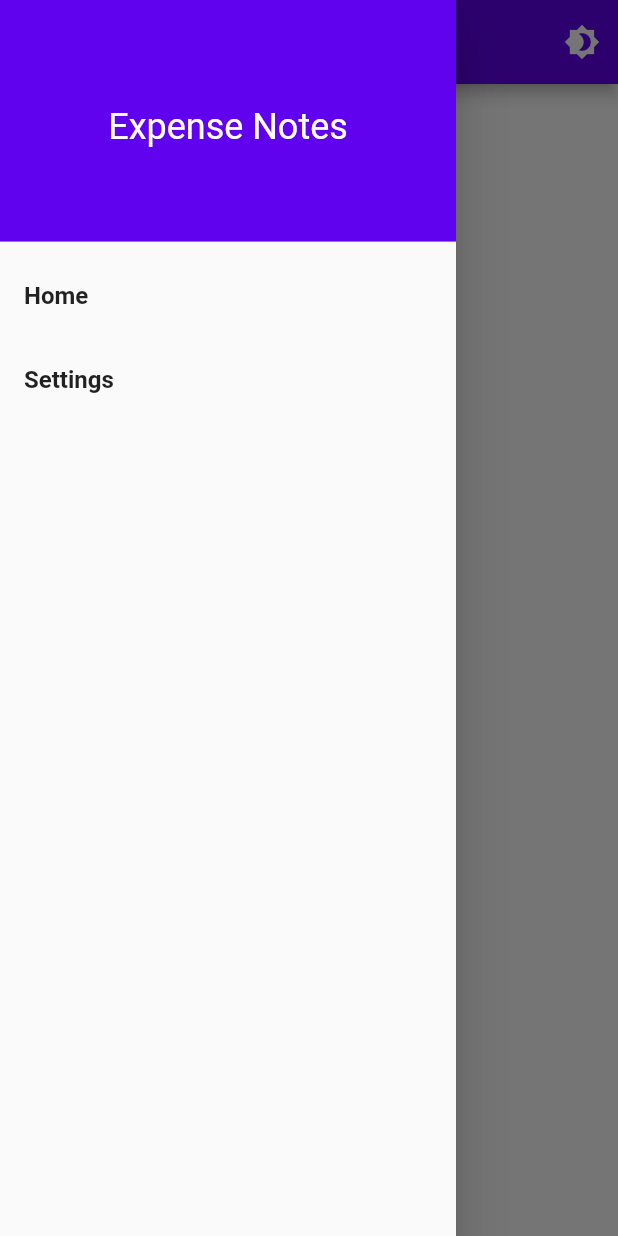
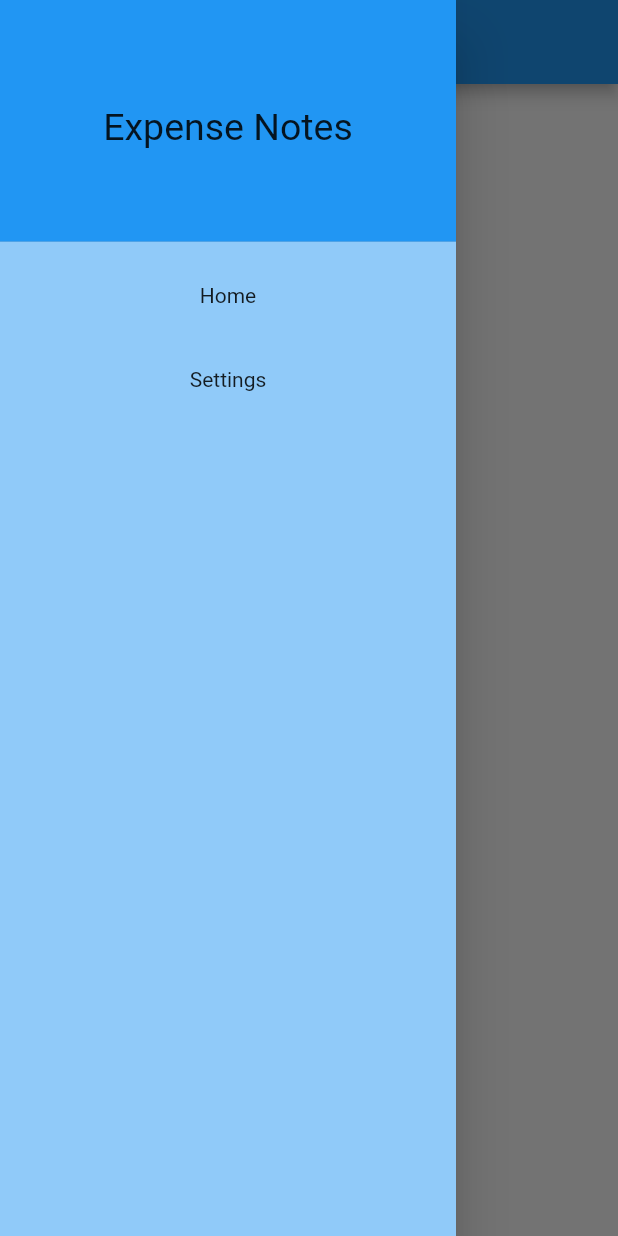
Before and after one commit to kiettruong-bbv/flutter, a Flutter app: the screen it shows after launch, with the side drawer open, on a phone screen of 412 x 824 dp. Run offline on Flutter 3.47's test engine with Material 2 defaults, Android fonts, the phone set to English and light mode, and no system bars; our stand-ins replace fl_chart.

Commit message:
Updated platform theme based on system.

```diff
--- a/expense_notes/lib/main.dart
+++ b/expense_notes/lib/main.dart
@@ -1,9 +1,8 @@
 import 'package:expense_notes/model/transaction_model.dart';
 import 'package:expense_notes/routes.dart';
-import 'package:expense_notes/style/theme_config.dart';
-import 'package:expense_notes/style/custom_theme.dart';
+import 'package:expense_notes/widget/platform_widget/platform_app.dart';
+import 'package:flutter/cupertino.dart';
 import 'package:flutter/material.dart';
-import 'package:expense_notes/view/home_screen.dart';
 import 'package:provider/provider.dart';
 
 void main() {
@@ -30,21 +29,12 @@ class _MyAppState extends State<MyApp> {
   @override
   void initState() {
     super.initState();
-    currentTheme.addListener(() {
-      setState(() {});
-    });
   }
 
   @override
   Widget build(BuildContext context) {
-    return MaterialApp(
-      title: 'Flutter Demo',
-      theme: CustomTheme.lightTheme,
-      darkTheme: CustomTheme.darkTheme,
-      themeMode: currentTheme.currentTheme,
-      initialRoute: Routes.ROOT,
-      onGenerateRoute: (settings) => routes.routePage(settings),
-      home: const HomeScreen(),
+    return PlatformApp(
+      routes: routes,
     );
   }
 }
--- a/expense_notes/lib/routes.dart
+++ b/expense_notes/lib/routes.dart
@@ -1,7 +1,5 @@
 // ignore_for_file: constant_identifier_names
 
-import 'package:expense_notes/main.dart';
-import 'package:expense_notes/model/transaction.dart';
 import 'package:expense_notes/view/detail_screen.dart';
 import 'package:expense_notes/view/home_screen.dart';
 import 'package:expense_notes/view/setting_screen.dart';
--- a/expense_notes/lib/view/add_transaction.dart
+++ b/expense_notes/lib/view/add_transaction.dart
@@ -1,4 +1,4 @@
-import 'package:expense_notes/widget/custom_button.dart';
+import 'package:expense_notes/widget/platform_widget/platform_button.dart';
 import 'package:flutter/material.dart';
 import 'package:expense_notes/model/transaction.dart';
 import 'package:expense_notes/widget/date_time_input.dart';
@@ -120,7 +120,7 @@ class _AddTransactionState extends State<AddTransaction> {
           SizedBox(
             width: double.infinity,
             height: 44,
-            child: CustomButton(
+            child: PlatformButton(
               onPressed: _isAddEnable ? _addProduct : null,
               child: Text(
                 'ADD',
--- a/expense_notes/lib/view/home_screen.dart
+++ b/expense_notes/lib/view/home_screen.dart
@@ -1,6 +1,7 @@
+import 'package:expense_notes/extension/platform_extension.dart';
 import 'package:expense_notes/widget/app_drawer.dart';
+import 'package:flutter/cupertino.dart';
 import 'package:flutter/material.dart';
-import '../style/theme_config.dart';
 
 class HomeScreen extends StatelessWidget {
   const HomeScreen({Key? key}) : super(key: key);
@@ -8,21 +9,34 @@ class HomeScreen extends StatelessWidget {
   @override
   Widget build(BuildContext context) {
     final ThemeData theme = Theme.of(context);
+    final CupertinoThemeData cupertinoThemeData = CupertinoTheme.of(context);
+
+    Color backgroundColor = isIOS()
+        ? cupertinoThemeData.scaffoldBackgroundColor
+        : theme.scaffoldBackgroundColor;
+
+    TextStyle? textStyle = isIOS()
+        ? cupertinoThemeData.textTheme.textStyle
+        : theme.textTheme.bodyText1;
 
     return Scaffold(
+      backgroundColor: backgroundColor,
       drawer: const AppDrawer(),
       appBar: AppBar(
-        title: const Text('Transaction List'),
+        title: const Text('Home Screen'),
         backgroundColor: theme.primaryColor,
-        actions: [
-          IconButton(
-            onPressed: () => currentTheme.toggleTheme(),
-            icon: const Icon(Icons.brightness_4),
-          )
-        ],
+        // actions: [
+        //   IconButton(
+        //     onPressed: () => currentTheme.toggleTheme(),
+        //     icon: const Icon(Icons.brightness_4),
+        //   )
+        // ],
       ),
-      body: const Center(
-        child: Text('Home Screen'),
+      body: Center(
+        child: Text(
+          'Home Screen',
+          style: textStyle,
+        ),
       ),
     );
   }
--- a/expense_notes/lib/widget/app_drawer.dart
+++ b/expense_notes/lib/widget/app_drawer.dart
@@ -1,60 +1,80 @@
+import 'package:expense_notes/extension/platform_extension.dart';
 import 'package:expense_notes/routes.dart';
+import 'package:expense_notes/widget/platform_widget/platform_theme.dart';
+import 'package:flutter/cupertino.dart';
 import 'package:flutter/material.dart';
+
+enum Section { home, settings }
 
 class AppDrawer extends StatelessWidget {
   const AppDrawer({Key? key}) : super(key: key);
 
   @override
   Widget build(BuildContext context) {
-    final ThemeData theme = Theme.of(context);
+    PlatformTheme theme = PlatformTheme.instance;
+    Color primaryColor = theme.getPrimaryColor(context);
+    Color backgroundColor = theme.getBackgroundAccentColor(context);
+    TextStyle? defaultTextStyle = theme.getDefaultTextStyle(context);
+    TextStyle? drawerTitle = theme.getDrawerTextStyle(context);
 
     return Drawer(
+      backgroundColor: backgroundColor,
       child: ListView(
         padding: EdgeInsets.zero,
         children: [
           DrawerHeader(
             decoration: BoxDecoration(
-              color: theme.primaryColor,
+              color: primaryColor,
             ),
             child: Center(
               child: Text(
                 'Expense Notes',
-                style: theme.textTheme.headline5
-                    ?.apply(color: theme.primaryColorLight),
+                style: drawerTitle,
               ),
             ),
           ),
           _buildDrawerItem(
-            context,
+            textStyle: defaultTextStyle,
             title: 'Home',
-            onTap: () =>
-                {Navigator.pushNamed(context, Routes.TRANSACTION_LIST_SCREEN)},
+            onTap: () => _navigateToSection(context, Section.home),
           ),
           _buildDrawerItem(
-            context,
+            textStyle: defaultTextStyle,
             title: 'Settings',
-            onTap: () => {Navigator.pushNamed(context, Routes.SETTING_SCREEN)},
+            onTap: () => _navigateToSection(context, Section.settings),
           ),
         ],
       ),
     );
   }
 
-  Widget _buildDrawerItem(
-    BuildContext context, {
+  Widget _buildDrawerItem({
+    TextStyle? textStyle,
     required String title,
     required VoidCallback onTap,
   }) {
-    final ThemeData theme = Theme.of(context);
-
     return ListTile(
-      title: Text(
-        title,
-        style: theme.textTheme.titleMedium?.copyWith(
-          fontWeight: FontWeight.bold,
+      title: Center(
+        child: Text(
+          title,
+          style: textStyle,
         ),
       ),
       onTap: onTap,
     );
   }
+
+  void _navigateToSection(BuildContext context, Section section) {
+    // Close drawer
+    Navigator.pop(context);
+
+    switch (section) {
+      case Section.home:
+        Navigator.pushNamed(context, Routes.TRANSACTION_LIST_SCREEN);
+        break;
+      case Section.settings:
+        Navigator.pushNamed(context, Routes.SETTING_SCREEN);
+        break;
+    }
+  }
 }
--- /dev/null
+++ b/expense_notes/lib/widget/platform_widget/platform_app.dart
@@ -0,0 +1,46 @@
+import 'package:expense_notes/routes.dart';
+import 'package:expense_notes/view/home_screen.dart';
+import 'package:expense_notes/widget/platform_widget/platform_widget.dart';
+import 'package:flutter/cupertino.dart';
+import 'package:flutter/material.dart';
+
+class PlatformApp extends PlatformWidget<CupertinoApp, MaterialApp> {
+  final Routes routes;
+
+  const PlatformApp({
+    Key? key,
+    required this.routes,
+  }) : super(key: key);
+
+  @override
+  MaterialApp createAndroidWidget(BuildContext context) {
+    return MaterialApp(
+      title: 'Expense Note',
+      theme: ThemeData(
+        brightness: Brightness.light,
+      ),
+      darkTheme: ThemeData(
+        brightness: Brightness.dark,
+      ),
+      themeMode: ThemeMode.system,
+      initialRoute: Routes.ROOT,
+      onGenerateRoute: (settings) => routes.routePage(settings),
+      home: const HomeScreen(),
+    );
+  }
+
+  @override
+  CupertinoApp createIosWidget(BuildContext context) {
+    return CupertinoApp(
+      title: 'Expense Note',
+      localizationsDelegates: const [
+        DefaultMaterialLocalizations.delegate,
+        DefaultCupertinoLocalizations.delegate,
+        DefaultWidgetsLocalizations.delegate,
+      ],
+      initialRoute: Routes.ROOT,
+      onGenerateRoute: (settings) => routes.routePage(settings),
+      home: const HomeScreen(),
+    );
+  }
+}
--- a/expense_notes/lib/widget/custom_button.dart
+++ b/expense_notes/lib/widget/platform_widget/platform_button.dart
@@ -1,13 +1,13 @@
 import 'package:expense_notes/style/custom_colors.dart';
-import 'package:expense_notes/widget/platform_widget.dart';
+import 'package:expense_notes/widget/platform_widget/platform_widget.dart';
 import 'package:flutter/cupertino.dart';
 import 'package:flutter/material.dart';
 
-class CustomButton extends PlatformWidget<CupertinoButton, ElevatedButton> {
+class PlatformButton extends PlatformWidget<CupertinoButton, ElevatedButton> {
   final VoidCallback? onPressed;
   final Widget child;
 
-  const CustomButton({
+  const PlatformButton({
     Key? key,
     this.onPressed,
     required this.child,
--- /dev/null
+++ b/expense_notes/lib/widget/platform_widget/platform_theme.dart
@@ -0,0 +1,118 @@
+import 'package:flutter/cupertino.dart';
+import 'package:flutter/material.dart';
+import 'package:expense_notes/extension/platform_extension.dart';
+
+abstract class PlatformThemeInterface {
+  Color getPrimaryColor();
+  Color getBackgroundColor();
+  Color getBackgroundAccentColor();
+  TextStyle? getDefaultTextStyle();
+  TextStyle? getDrawerTitle();
+}
+
+//
+
+class PlatformThemeAndroid extends PlatformThemeInterface {
+  BuildContext context;
+
+  PlatformThemeAndroid(this.context);
+
+  @override
+  Color getPrimaryColor() {
+    return Theme.of(context).primaryColor;
+  }
+
+  @override
+  Color getBackgroundColor() {
+    return Theme.of(context).scaffoldBackgroundColor;
+  }
+
+  @override
+  Color getBackgroundAccentColor() {
+    return Theme.of(context).backgroundColor;
+  }
+
+  @override
+  TextStyle? getDefaultTextStyle() {
+    return Theme.of(context).textTheme.bodyText2;
+  }
+
+  @override
+  TextStyle? getDrawerTitle() {
+    return Theme.of(context).textTheme.titleMedium?.copyWith(fontSize: 25);
+  }
+}
+
+//
+
+class PlatformThemeIOS extends PlatformThemeInterface {
+  BuildContext context;
+
+  PlatformThemeIOS(this.context);
+
+  @override
+  Color getPrimaryColor() {
+    return CupertinoTheme.of(context).primaryColor;
+  }
+
+  @override
+  Color getBackgroundColor() {
+    return CupertinoTheme.of(context).scaffoldBackgroundColor;
+  }
+
+  @override
+  Color getBackgroundAccentColor() {
+    return CupertinoTheme.of(context).barBackgroundColor;
+  }
+
+  @override
+  TextStyle? getDefaultTextStyle() {
+    return CupertinoTheme.of(context).textTheme.textStyle;
+  }
+
+  @override
+  TextStyle? getDrawerTitle() {
+    return CupertinoTheme.of(context)
+        .textTheme
+        .navTitleTextStyle
+        .copyWith(fontSize: 25);
+  }
+}
+
+//
+
+class PlatformTheme {
+  PlatformTheme._internal();
+
+  static final PlatformTheme instance = PlatformTheme._internal();
+
+  Color getPrimaryColor(BuildContext context) {
+    return isAndroid()
+        ? PlatformThemeAndroid(context).getPrimaryColor()
+        : PlatformThemeIOS(context).getPrimaryColor();
+  }
+
+  Color getBackgroundColor(BuildContext context) {
+    return isAndroid()
+        ? PlatformThemeAndroid(context).getBackgroundColor()
+        : PlatformThemeIOS(context).getBackgroundColor();
+  }
+
+  Color getBackgroundAccentColor(BuildContext context) {
+    return isAndroid()
+        ? PlatformThemeAndroid(context).getBackgroundAccentColor()
+        : PlatformThemeIOS(context).getBackgroundAccentColor();
+  }
+
+  TextStyle? getDefaultTextStyle(BuildContext context) {
+    return isAndroid()
+        ? PlatformThemeAndroid(context).getDefaultTextStyle()
+        : PlatformThemeIOS(context).getDefaultTextStyle();
+  }
+
+  TextStyle? getDrawerTextStyle(BuildContext context) {
+    return isAndroid()
+        ? PlatformThemeAndroid(context).getDrawerTitle()
+        : PlatformThemeIOS(context).getDrawerTitle();
+  }
+}
```
Also changed, not shown: expense_notes/lib/view/setting_screen.dart (+9 -5 lines), expense_notes/lib/view/transaction_list_screen.dart (+16 -14 lines), expense_notes/lib/widget/chart.dart (+7 -7 lines), expense_notes/lib/widget/platform_widget/platform_widget.dart (renamed from expense_notes/lib/widget/platform_widget.dart).
